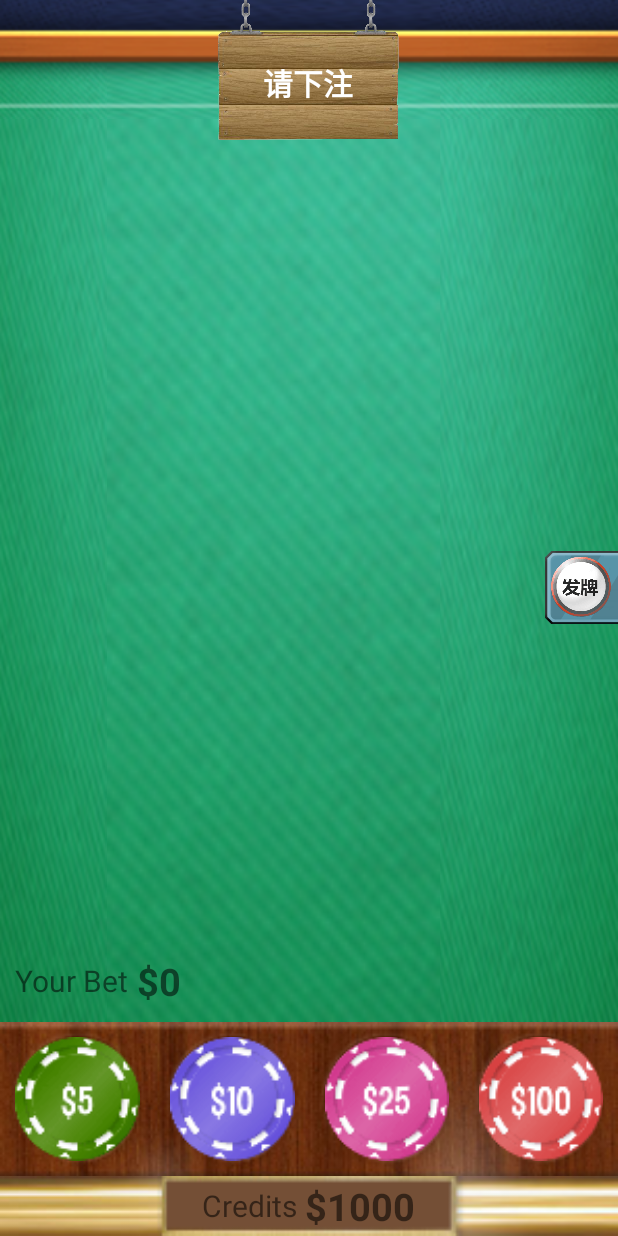
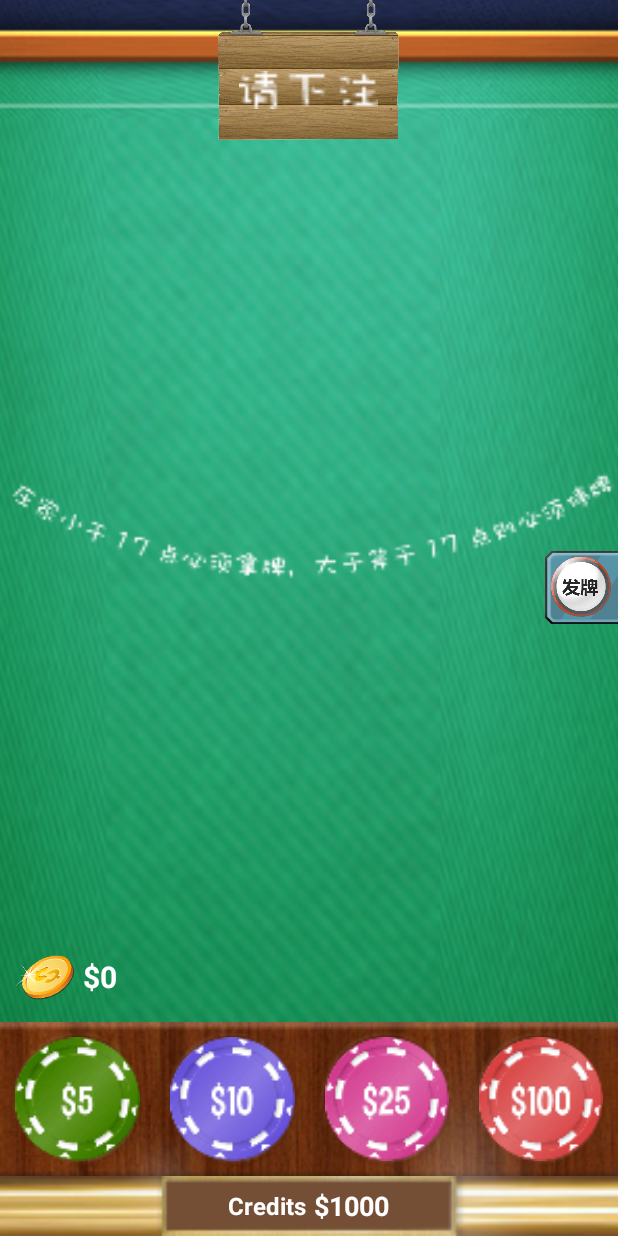
Before and after one commit to ahong222/happy21, an Android app: the MainActivity screen opened directly, with no data from a screen before it, on a phone screen of 412 x 824 dp. Run offline under Robolectric (Android 15) with nearby library versions, the phone set to English and light mode, and no system bars.

Commit message:
添加规则，使用图片代替文字

```diff
--- a/app/src/main/java/xin/kotlin/happy21/game/GameView.kt
+++ b/app/src/main/java/xin/kotlin/happy21/game/GameView.kt
@@ -137,7 +137,7 @@ class GameView : FrameLayout {
                 coinView.reset()
                 coinView.setMaxCoin(currentScore)
                 informationView.hideResult()
-                informationView.alertInformation("请下注")
+                informationView.alertInformation()
                 controllerView.hideAllAction()
                 informationView.showBetScore(0)
 
--- a/app/src/main/java/xin/kotlin/happy21/game/InformationView.kt
+++ b/app/src/main/java/xin/kotlin/happy21/game/InformationView.kt
@@ -38,8 +38,7 @@ class InformationView : FrameLayout {
         BET,
     }
 
-    fun alertInformation(text: String) {
-        topAlertTextView.text = text
+    fun alertInformation() {
         var animation: Animation = CommonUtils.getAnimationShowFromTop()
         animation.duration = 500
         animation.fillAfter = true
--- a/app/src/main/res/layout/game_layout.xml
+++ b/app/src/main/res/layout/game_layout.xml
@@ -4,6 +4,16 @@
     android:layout_height="match_parent"
     android:orientation="vertical"
     android:background="@drawable/table_bg">
+
+
+    <ImageView
+        android:layout_width="match_parent"
+        android:layout_height="match_parent"
+        android:src="@drawable/rule1"
+        android:layout_centerVertical="true"
+        android:paddingBottom="150dp"
+        android:layout_marginLeft="0dp"
+        android:layout_marginRight="0dp"/>
 
     <xin.kotlin.happy21.game.coin.CoinView
         android:id="@+id/coinView"
--- a/app/src/main/res/layout/information_layout.xml
+++ b/app/src/main/res/layout/information_layout.xml
@@ -4,7 +4,7 @@
     android:layout_height="match_parent"
     android:orientation="vertical">
 
-    <LinearLayout
+    <FrameLayout
         android:id="@+id/topAlertLayout"
         android:layout_width="wrap_content"
         android:layout_height="wrap_content"
@@ -12,17 +12,14 @@
         android:background="@drawable/alert_bg"
         android:gravity="center_horizontal">
 
-        <TextView
+        <ImageView
             android:id="@+id/topAlertTextView"
-            android:layout_width="wrap_content"
-            android:layout_height="wrap_content"
-            android:layout_gravity="bottom|center_horizontal"
-            android:textColor="#FFFFFF"
-            android:textSize="20sp"
-            android:textStyle="bold"
-            android:text="请下注"
-            android:layout_marginBottom="15dp"/>
-    </LinearLayout>
+            android:layout_width="match_parent"
+            android:layout_height="25dp"
+            android:layout_gravity="center"
+            android:src="@drawable/bet_please"
+            android:layout_marginTop="10dp"/>
+    </FrameLayout>
 
     <LinearLayout
         android:layout_width="match_parent"
@@ -36,15 +33,18 @@
             android:layout_width="wrap_content"
             android:layout_height="wrap_content"
             android:text="@string/current_score_hint"
-            android:textSize="20sp" />
+            android:textSize="16sp"
+            android:textColor="#FFFFFF"
+            android:textStyle="bold"/>
 
         <TextView
             android:id="@+id/scoreView"
             android:layout_width="wrap_content"
             android:layout_height="wrap_content"
             android:layout_marginLeft="5dp"
-            android:textSize="25sp"
-            android:textStyle="bold" />
+            android:textSize="18sp"
+            android:textStyle="bold"
+            android:textColor="#FFFFFF"/>
     </LinearLayout>
 
 
@@ -57,20 +57,22 @@
         android:gravity="center_vertical"
         android:paddingBottom="10dp">
 
-        <TextView
+        <ImageView
             android:id="@+id/betScoreHint"
             android:layout_width="wrap_content"
             android:layout_height="wrap_content"
             android:text="@string/bet_score_hint"
-            android:textSize="20sp" />
+            android:textSize="20sp"
+            android:src="@drawable/coin"/>
 
         <TextView
             android:id="@+id/betScoreView"
             android:layout_width="wrap_content"
             android:layout_height="wrap_content"
             android:layout_marginLeft="5dp"
-            android:textSize="25sp"
-            android:textStyle="bold" />
+            android:textSize="20sp"
+            android:textStyle="bold"
+            android:textColor="#FFFFFF"/>
     </LinearLayout>
     <ImageView
         android:id="@+id/resultInformation"
```
Also changed, not shown: app/src/main/res/drawable-xxhdpi/bet_please.png (added), app/src/main/res/drawable-xxhdpi/coin.png (added), app/src/main/res/drawable-xxhdpi/rule1.png (added).
